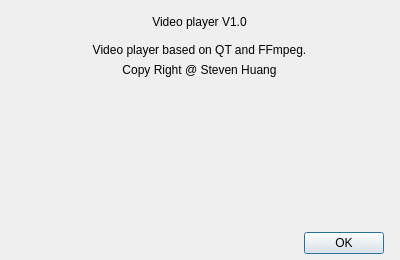
This is src/about.ui in StevenHuang2020/VideoPlayer as Qt 5 draws it before an edit. The edited form follows.
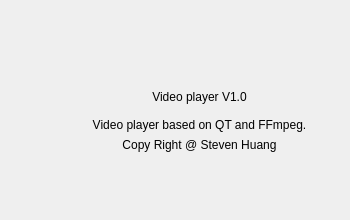
This is the edited form.

What changed in the file:
```diff
--- a/src/about.ui
+++ b/src/about.ui
@@ -6,8 +6,8 @@
    <rect>
     <x>0</x>
     <y>0</y>
-    <width>400</width>
-    <height>260</height>
+    <width>350</width>
+    <height>220</height>
    </rect>
   </property>
   <property name="sizePolicy">
@@ -18,14 +18,14 @@
   </property>
   <property name="minimumSize">
    <size>
-    <width>400</width>
-    <height>260</height>
+    <width>350</width>
+    <height>220</height>
    </size>
   </property>
   <property name="maximumSize">
    <size>
-    <width>400</width>
-    <height>260</height>
+    <width>350</width>
+    <height>220</height>
    </size>
   </property>
   <property name="acceptDrops">
@@ -51,17 +51,30 @@
    </property>
    <layout class="QVBoxLayout" name="verticalLayout">
     <property name="leftMargin">
-     <number>6</number>
+     <number>20</number>
     </property>
     <property name="topMargin">
      <number>6</number>
     </property>
     <property name="rightMargin">
-     <number>6</number>
+     <number>20</number>
     </property>
     <property name="bottomMargin">
      <number>6</number>
     </property>
+    <item>
+     <spacer name="verticalSpacer_up">
+      <property name="orientation">
+       <enum>Qt::Vertical</enum>
+      </property>
+      <property name="sizeHint" stdset="0">
+       <size>
+        <width>20</width>
+        <height>40</height>
+       </size>
+      </property>
+     </spacer>
+    </item>
     <item>
      <widget class="QLabel" name="label">
       <property name="text">
```
Left out of the diff: 2 changed lines with no effect on the pictures.
